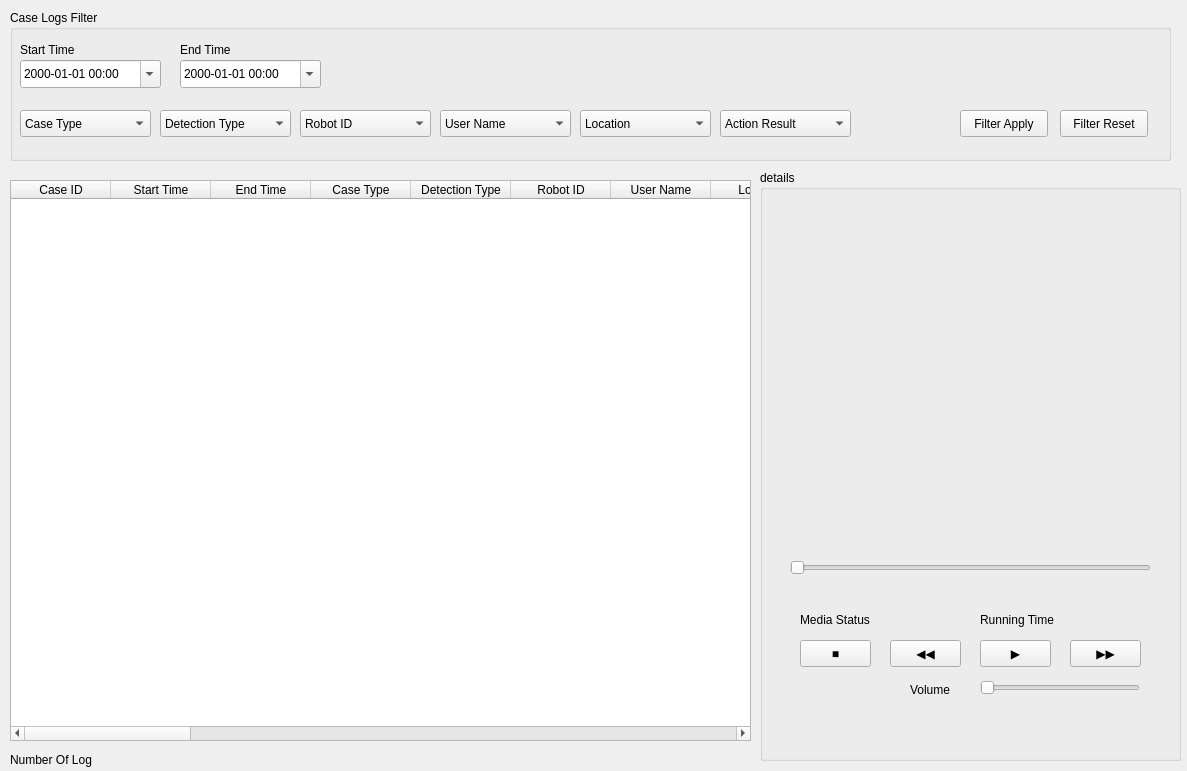
addinedu-ros-9th/deeplearning-repo-1, file gui/ui/case_logs_tap5.ui: the form before one commit.
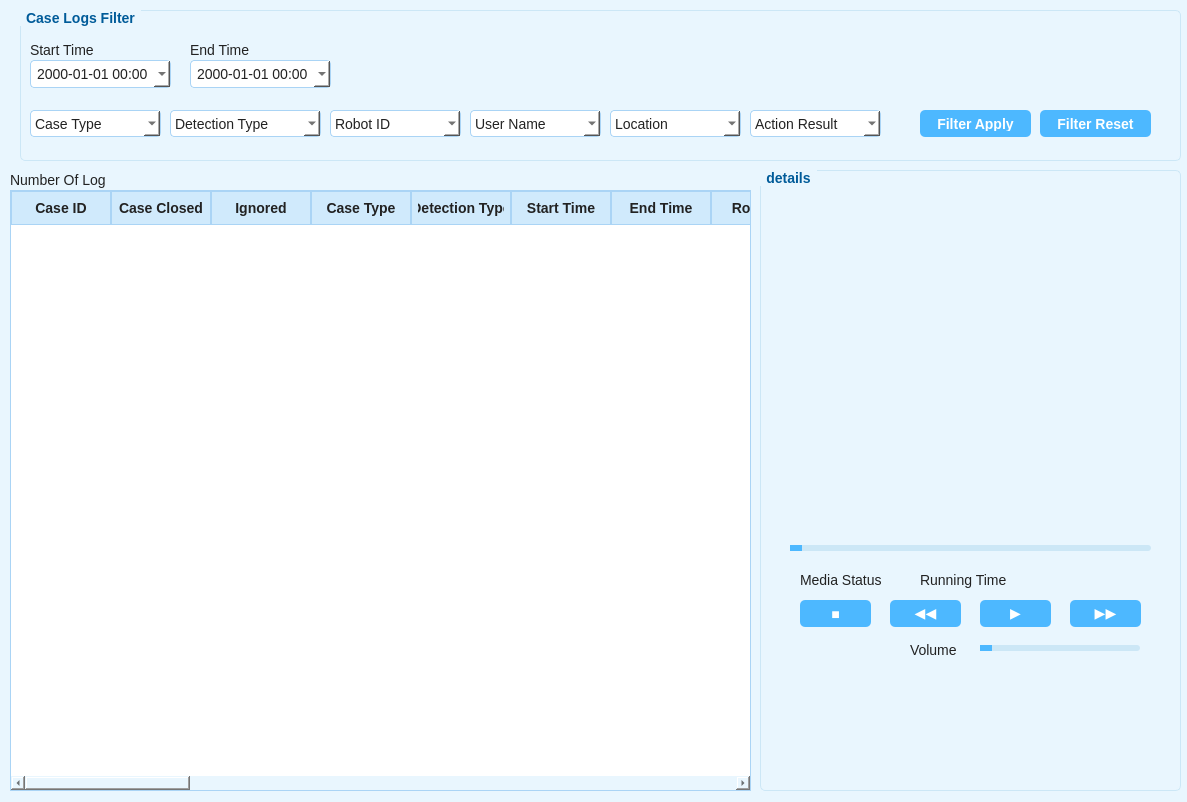
The form after the commit.

Diff of the .ui file:
```diff
--- a/gui/ui/case_logs_tap5.ui
+++ b/gui/ui/case_logs_tap5.ui
@@ -7,16 +7,144 @@
     <x>0</x>
     <y>0</y>
     <width>1187</width>
-    <height>771</height>
+    <height>802</height>
    </rect>
   </property>
   <property name="windowTitle">
    <string>Form</string>
   </property>
+  <property name="styleSheet">
+   <string notr="true">/* 전체 배경 및 폰트 */
+QWidget {
+    background-color: #e9f6fe;
+    font-family: &quot;Segoe UI&quot;, &quot;맑은 고딕&quot;, sans-serif;
+    font-size: 14px;
+    color: #222;
+}
+
+/* 탭 스타일 */
+QTabWidget::pane {
+    border: none;
+    background-color: #e9f6fe;
+}
+
+QTabBar::tab {
+    background: #d4f4e6;  /* 비활성 탭: 연한 녹색 */
+    border: 1px solid #aad4f5;
+    border-bottom: none;
+    padding: 6px 20px;
+    min-width: 130px;
+    font-weight: bold;
+    color: #006666;
+    text-align: center;
+    border-top-left-radius: 5px;
+    border-top-right-radius: 5px;
+}
+QTabBar::tab:selected {
+    background: #2196f3;  /* 활성 탭: 진한 파랑 */
+    color: white;
+}
+
+/* 그룹박스 스타일 */
+QGroupBox {
+    border: 1px solid #cce7f6;
+    border-radius: 5px;
+    font-weight: bold;
+    color: #005b99;
+}
+QGroupBox::title {
+    subcontrol-origin: margin;
+    subcontrol-position: top left;
+    padding: 0 4px;
+}
+
+/* 라벨 */
+QLabel {
+    font-size: 14px;
+    color: #222;
+}
+#robot_location, #robot_status, #detections {
+    font-weight: bold;
+    background-color: transparent;
+}
+#label_user_name {
+    font-weight: bold;
+    border: none;
+    font-size: 18px;
+}
+#live_feed_label, #map_display_label, #detection_image {
+    border: 1px solid #b3d9ff;
+    border-radius: 6px;
+}
+
+/* 로그 출력 박스 */
+#textEdit_log_box {
+    background-color: white;
+}
+
+/* 버튼 */
+QPushButton {
+    background-color: #4db8ff;
+    color: white;
+    border: none;
+    border-radius: 5px;
+    padding: 6px 12px;
+    font-weight: bold;
+}
+QPushButton:hover {
+    background-color: #33aaff;
+}
+QPushButton:pressed {
+    background-color: #2196f3;
+}
+
+/* 콤보박스 */
+QComboBox {
+    background-color: white;
+    border: 1px solid #aad4f5;
+    border-radius: 4px;
+    padding: 4px;
+    min-width: 90px;
+}
+
+/* 날짜/시간 선택기 */
+QDateTimeEdit {
+    background-color: white;
+    border: 1px solid #aad4f5;
+    border-radius: 4px;
+    padding: 4px;
+}
+
+/* 테이블 */
+QTableWidget {
+    background-color: white;
+    border: 1px solid #aad4f5;
+    gridline-color: #aad4f5;
+}
+QHeaderView::section {
+    background-color: #d0eafc;
+    font-weight: bold;
+    padding: 6px;
+    border: 1px solid #aad4f5;
+}
+
+/* 슬라이더 */
+QSlider::groove:horizontal {
+    height: 6px;
+    background: #cce7f6;
+    border-radius: 3px;
+}
+QSlider::handle:horizontal {
+    background: #4db8ff;
+    width: 12px;
+    border-radius: 6px;
+}
+</string>
+  </property>
   <widget class="QGroupBox" name="groupBox_case_logs_filter">
    <property name="geometry">
     <rect>
-     <x>10</x>
+     <x>20</x>
      <y>10</y>
      <width>1161</width>
      <height>151</height>
@@ -103,7 +231,7 @@
      <rect>
       <x>150</x>
       <y>100</y>
-      <width>131</width>
+      <width>151</width>
       <height>27</height>
      </rect>
     </property>
@@ -116,7 +244,7 @@
    <widget class="QComboBox" name="comboBox_robot_id">
     <property name="geometry">
      <rect>
-      <x>290</x>
+      <x>310</x>
       <y>100</y>
       <width>131</width>
       <height>27</height>
@@ -131,7 +259,7 @@
    <widget class="QComboBox" name="comboBox_location_id">
     <property name="geometry">
      <rect>
-      <x>570</x>
+      <x>590</x>
       <y>100</y>
       <width>131</width>
       <height>27</height>
@@ -146,7 +274,7 @@
    <widget class="QComboBox" name="comboBox_user_account">
     <property name="geometry">
      <rect>
-      <x>430</x>
+      <x>450</x>
       <y>100</y>
       <width>131</width>
       <height>27</height>
@@ -161,7 +289,7 @@
    <widget class="QComboBox" name="comboBox_action_type">
     <property name="geometry">
      <rect>
-      <x>710</x>
+      <x>730</x>
       <y>100</y>
       <width>131</width>
       <height>27</height>
@@ -176,9 +304,9 @@
    <widget class="QPushButton" name="pushButton_filter_apply">
     <property name="geometry">
      <rect>
-      <x>950</x>
+      <x>900</x>
       <y>100</y>
-      <width>88</width>
+      <width>111</width>
       <height>27</height>
      </rect>
     </property>
@@ -189,9 +317,9 @@
    <widget class="QPushButton" name="pushButton_filter_reset">
     <property name="geometry">
      <rect>
-      <x>1050</x>
+      <x>1020</x>
       <y>100</y>
-      <width>88</width>
+      <width>111</width>
       <height>27</height>
      </rect>
     </property>
@@ -204,9 +332,9 @@
    <property name="geometry">
     <rect>
      <x>10</x>
-     <y>180</y>
+     <y>190</y>
      <width>741</width>
-     <height>561</height>
+     <height>601</height>
     </rect>
    </property>
    <property name="editTriggers">
@@ -234,12 +362,12 @@
    </column>
    <column>
     <property name="text">
-     <string>Start Time</string>
+     <string>Case Closed</string>
     </property>
    </column>
    <column>
     <property name="text">
-     <string>End Time</string>
+     <string>Ignored</string>
     </property>
    </column>
    <column>
@@ -252,6 +380,16 @@
      <string>Detection Type</string>
     </property>
    </column>
+   <column>
+    <property name="text">
+     <string>Start Time</string>
+    </property>
+   </column>
+   <column>
+    <property name="text">
+     <string>End Time</string>
+    </property>
+   </column>
    <column>
     <property name="text">
      <string>Robot ID</string>
@@ -267,11 +405,6 @@
      <string>Location</string>
     </property>
    </column>
-   <column>
-    <property name="text">
-     <string>Ignored</string>
-    </property>
-   </column>
    <column>
     <property name="text">
      <string>Reported to 119</string>
@@ -297,11 +430,6 @@
      <string>Emergency Warning</string>
     </property>
    </column>
-   <column>
-    <property name="text">
-     <string>Case Closed</string>
-    </property>
-   </column>
    <column/>
    <column/>
    <column/>
@@ -324,7 +452,7 @@
      <x>760</x>
      <y>170</y>
      <width>421</width>
-     <height>591</height>
+     <height>621</height>
     </rect>
    </property>
    <property name="title">
@@ -334,7 +462,7 @@
     <property name="geometry">
      <rect>
       <x>10</x>
-      <y>100</y>
+      <y>80</y>
       <width>401</width>
       <height>281</height>
      </rect>
@@ -344,7 +472,7 @@
     <property name="geometry">
      <rect>
       <x>40</x>
-      <y>470</y>
+      <y>430</y>
       <width>71</width>
       <height>27</height>
      </rect>
@@ -357,7 +485,7 @@
     <property name="geometry">
      <rect>
       <x>220</x>
-      <y>470</y>
+      <y>430</y>
       <width>71</width>
       <height>27</height>
      </rect>
@@ -370,7 +498,7 @@
     <property name="geometry">
      <rect>
       <x>310</x>
-      <y>470</y>
+      <y>430</y>
       <width>71</width>
       <height>27</height>
      </rect>
@@ -383,7 +511,7 @@
     <property name="geometry">
      <rect>
       <x>130</x>
-      <y>470</y>
+      <y>430</y>
       <width>71</width>
       <height>27</height>
      </rect>
@@ -396,7 +524,7 @@
     <property name="geometry">
      <rect>
       <x>220</x>
-      <y>510</y>
+      <y>470</y>
       <width>160</width>
       <height>16</height>
      </rect>
@@ -409,7 +537,7 @@
     <property name="geometry">
      <rect>
       <x>150</x>
-      <y>510</y>
+      <y>470</y>
       <width>66</width>
       <height>19</height>
      </rect>
@@ -422,7 +550,7 @@
     <property name="geometry">
      <rect>
       <x>30</x>
-      <y>390</y>
+      <y>370</y>
       <width>361</width>
       <height>16</height>
      </rect>
@@ -434,10 +562,10 @@
    <widget class="QLabel" name="label_running_time">
     <property name="geometry">
      <rect>
-      <x>220</x>
-      <y>440</y>
-      <width>161</width>
-      <height>19</height>
+      <x>160</x>
+      <y>400</y>
+      <width>231</width>
+      <height>20</height>
      </rect>
     </property>
     <property name="text">
@@ -448,8 +576,8 @@
     <property name="geometry">
      <rect>
       <x>40</x>
-      <y>440</y>
-      <width>161</width>
+      <y>400</y>
+      <width>111</width>
       <height>19</height>
      </rect>
     </property>
@@ -462,7 +590,7 @@
    <property name="geometry">
     <rect>
      <x>10</x>
-     <y>750</y>
+     <y>170</y>
      <width>341</width>
      <height>19</height>
     </rect>
```
